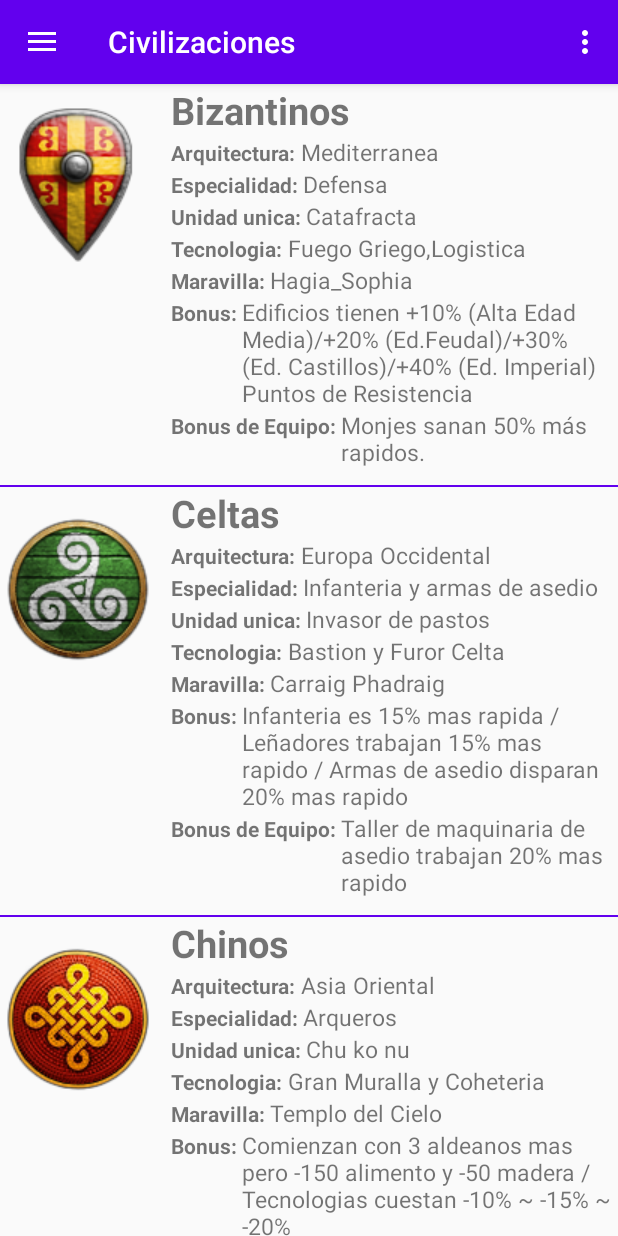
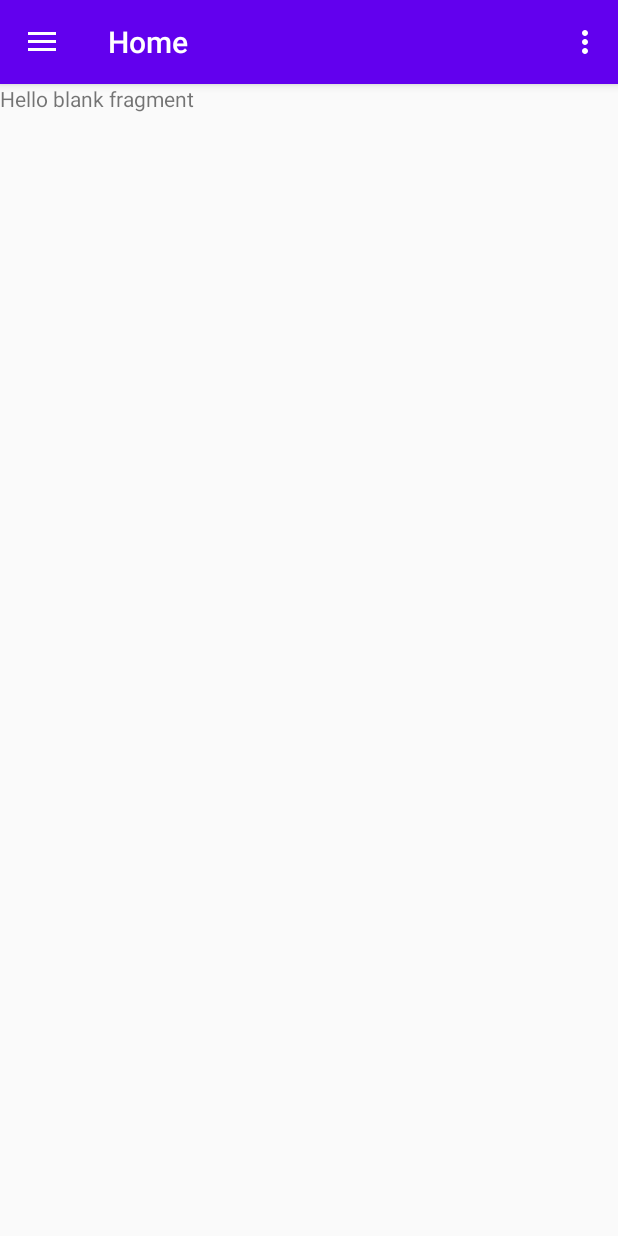
Before and after one commit to NAHUEALB/AppMovilesAndroid, an Android app: the screen it shows after launch (MainActivity), on a phone screen of 412 x 824 dp. Run offline under Robolectric (Android 15) with nearby library versions, the phone set to English and light mode, and no system bars; our stand-ins replace navigation-ui.

Commit message:
Falta arreglar el navegador

```diff
--- a/app/src/main/AndroidManifest.xml
+++ b/app/src/main/AndroidManifest.xml
@@ -1,6 +1,8 @@
 <?xml version="1.0" encoding="utf-8"?>
 <manifest xmlns:android="http://schemas.android.com/apk/res/android"
     package="com.example.ageofempires">
+
+    <uses-permission android:name="android.permission.INTERNET"/>
 
     <application
         android:allowBackup="true"
@@ -8,7 +10,9 @@
         android:label="@string/app_name"
         android:roundIcon="@mipmap/ic_launcher_round"
         android:supportsRtl="true"
-        android:theme="@style/AppTheme">
+        android:theme="@style/AppTheme"
+        android:usesCleartextTraffic="true">
+
         <activity
             android:name=".MainActivity"
             android:label="@string/app_name"
--- a/app/src/main/java/com/example/ageofempires/MainActivity.java
+++ b/app/src/main/java/com/example/ageofempires/MainActivity.java
@@ -39,7 +39,7 @@ public class MainActivity extends AppCompatActivity {
         // Passing each menu ID as a set of Ids because each
         // menu should be considered as top level destinations.
         mAppBarConfiguration = new AppBarConfiguration.Builder(
-                R.id.nav_civilization, R.id.nav_flags, R.id.nav_build)
+                R.id.nav_civilization, R.id.nav_flags, R.id.nav_build, R.id.nav_init)
                 .setDrawerLayout(drawer)
                 .build();
         NavController navController = Navigation.findNavController(this, R.id.nav_host_fragment);
--- /dev/null
+++ b/app/src/main/java/com/example/ageofempires/ui/init/initFragment.java
@@ -0,0 +1,27 @@
+package com.example.ageofempires.ui.init;
+import android.os.Bundle;
+import android.view.LayoutInflater;
+import android.view.View;
+import android.view.ViewGroup;
+
+import androidx.annotation.NonNull;
+import androidx.fragment.app.Fragment;
+
+import com.example.ageofempires.R;
+
+public class initFragment extends Fragment {
+
+    // private BuildsViewModel buildsViewModel;
+
+    public View onCreateView(@NonNull LayoutInflater inflater,
+                             ViewGroup container, Bundle savedInstanceState) {
+        //Creo la vista que se le va a devolver al controlador
+        View root = inflater.inflate(R.layout.fragment_init, container, false);
+
+
+
+        return root;
+    }
+
+
+}
--- /dev/null
+++ b/app/src/main/res/layout/fragment_init.xml
@@ -0,0 +1,18 @@
+<?xml version="1.0" encoding="utf-8"?>
+<LinearLayout xmlns:android="http://schemas.android.com/apk/res/android"
+    xmlns:app="http://schemas.android.com/apk/res-auto"
+    xmlns:tools="http://schemas.android.com/tools"
+    android:layout_width="match_parent"
+    android:layout_height="match_parent"
+    tools:context=".ui.init.initFragment"
+    android:orientation="vertical">
+
+    <!-- TODO: Update blank fragment layout -->
+    <TextView
+        android:id="@+id/textView"
+        android:layout_width="match_parent"
+        android:layout_height="match_parent"
+        android:text="@string/hello_blank_fragment" />
+
+
+</LinearLayout>
--- a/app/src/main/res/layout/nav_header_main.xml
+++ b/app/src/main/res/layout/nav_header_main.xml
@@ -3,7 +3,7 @@
     xmlns:app="http://schemas.android.com/apk/res-auto"
     android:layout_width="match_parent"
     android:layout_height="@dimen/nav_header_height"
-    android:background="@drawable/age_navbar"
+    android:background="@drawable/age_nav_bar"
     android:gravity="bottom"
     android:orientation="vertical"
     android:paddingLeft="@dimen/activity_horizontal_margin"
@@ -15,4 +15,5 @@
 
 
 
+
 </LinearLayout>
--- a/app/src/main/res/menu/activity_main_drawer.xml
+++ b/app/src/main/res/menu/activity_main_drawer.xml
@@ -5,6 +5,9 @@
 
     <group android:checkableBehavior="single">
 
+        <item
+            android:id="@+id/nav_init"
+            android:title="@string/app_name"/>
 
         <item
             android:id="@+id/nav_civilization"
--- a/app/src/main/res/navigation/mobile_navigation.xml
+++ b/app/src/main/res/navigation/mobile_navigation.xml
@@ -3,7 +3,7 @@
     xmlns:app="http://schemas.android.com/apk/res-auto"
     xmlns:tools="http://schemas.android.com/tools"
     android:id="@+id/mobile_navigation"
-    app:startDestination="@+id/nav_civilization">
+    app:startDestination="@+id/nav_init">
 
     <fragment
         android:id="@+id/nav_civilization"
@@ -42,6 +42,13 @@
         android:label="@string/menu_flags"
         tools:layout="@layout/fragment_slideshow" />
 
+    <fragment
+        android:id="@+id/nav_init"
+        android:name="com.example.ageofempires.ui.init.initFragment"
+        android:label="@string/menu_home"
+        tools:layout="@layout/fragment_init" >
+    </fragment>
+
 
 
 </navigation>
--- a/app/src/main/res/values/strings.xml
+++ b/app/src/main/res/values/strings.xml
@@ -9,8 +9,9 @@
 
 
     //Items del menu
+    <string name="menu_home">Home</string>
     <string name="menu_civilization">Civilizaciones</string>
-    <string name="menu_build">Construcciones</string>
+    <string name="menu_build">INFORMACION EXTRA</string>
     <string name="menu_flags">Banderas</string>
 
     <string name="home_second">Home Second</string>
```
Also changed, not shown: app/src/main/java/com/example/ageofempires/ui/builds/BuildsFragment.java (+24 -2 lines), app/src/main/res/layout/fragment_build.xml (+28 -2 lines), app/src/main/res/drawable-v24/age_nav_bar.jpg (added).
